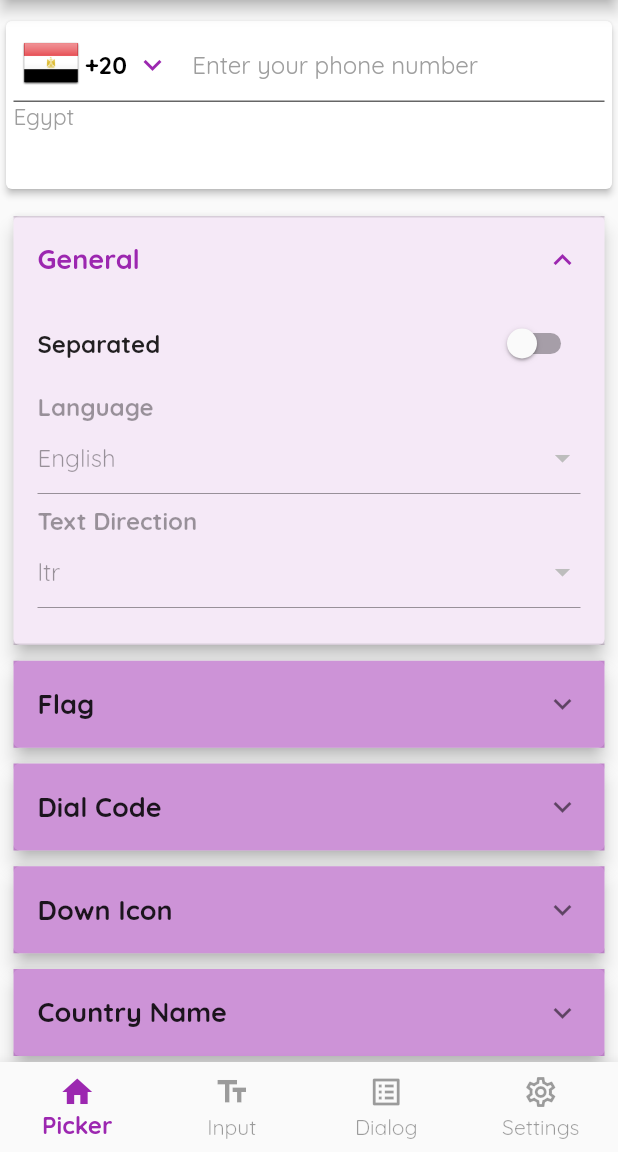
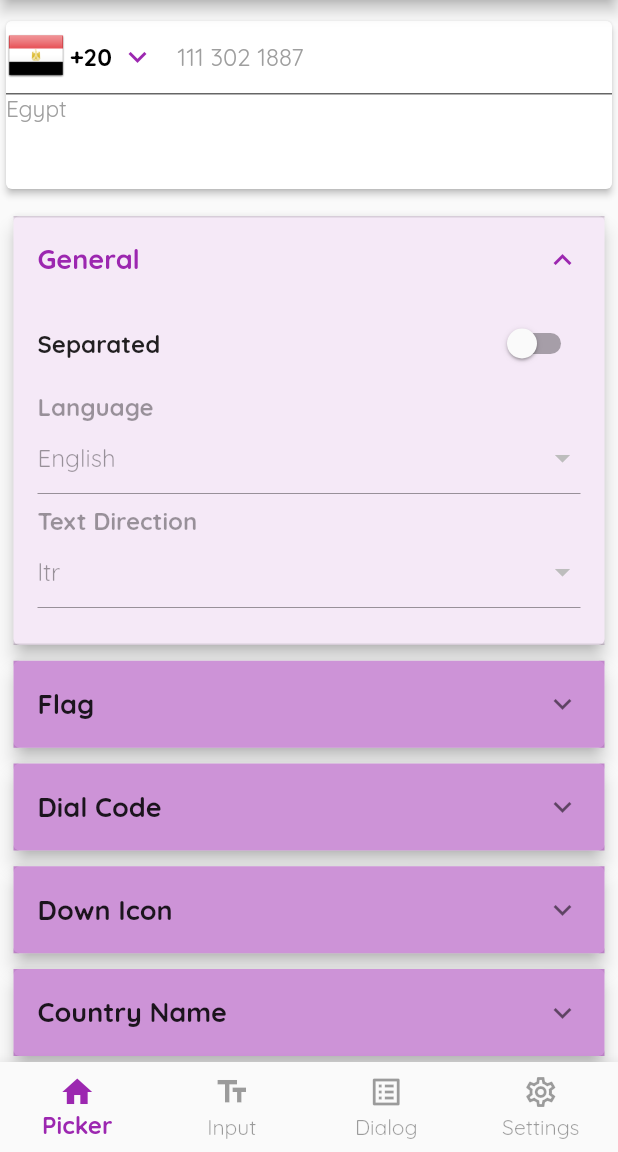
Before and after one commit to AmremadDev/country-list-picker, a Flutter app: the HomePage screen opened directly, on a phone screen of 412 x 824 dp, the part 84-1236 px from its top. Run offline on Flutter 3.47's test engine with Material 2 defaults, Android fonts, the phone set to English and light mode, and no system bars; our stand-ins replace mask_text_input_formatter; missing offline and left inert: dart_code_viewer2.

Commit message:
fix margin, padding, and autoHint and autoMask added

```diff
--- a/lib/src/country_list_picker.dart
+++ b/lib/src/country_list_picker.dart
@@ -47,8 +47,9 @@ class CountryListPicker extends StatefulWidget {
     this.isShowDownIcon = true,
     this.isShowInputField = true,
     // Style
-    this.margin = const EdgeInsets.all(5.0),
-    this.padding = const EdgeInsets.all(0.0),
+    // @Deprecated("The margin variable is no longer used")
+    this.margin, //= const EdgeInsets.all(5.0),
+    this.padding, //= const EdgeInsets.all(0.0),
     this.border = const UnderlineInputBorder(),
     this.diallingCodeStyle = const TextStyle(fontSize: 16, fontWeight: FontWeight.bold),
     this.countryNameStyle = const TextStyle(fontSize: 15, color: Colors.grey),
@@ -130,10 +131,10 @@ class CountryListPicker extends StatefulWidget {
   final bool isShowInputField;
 
   /// Empty space to surround the [CountryListPicker].
-  final EdgeInsetsGeometry margin;
+  final EdgeInsetsGeometry? margin;
 
   /// Empty space to inscribe inside the [CountryListPicker].
-  final EdgeInsetsGeometry padding;
+  final EdgeInsetsGeometry? padding;
 
   /// The shape of the border to be drawn around the [CountryListPicker] can be defined using the [border] variable.
   ///
@@ -230,18 +231,18 @@ class _CountryListPickerState extends State<CountryListPicker> {
             (element) => element.iso_3166_1_alpha3 == selectedCountry!.iso_3166_1_alpha3);
     return Directionality(
       textDirection: widget.textDirection ?? Directionality.of(context),
-      child: Container(
-        margin: widget.margin,
       child: Column(
         crossAxisAlignment: CrossAxisAlignment.start,
         children: [
           Container(
-              padding: EdgeInsets.only(
-                top: (widget.padding as EdgeInsets).top,
-                right: (widget.padding as EdgeInsets).right + 5.0,
-                bottom: (widget.padding as EdgeInsets).bottom,
-                left: (widget.padding as EdgeInsets).left + 5.0,
-              ),
+            margin: widget.margin,
+            padding: widget.padding,
+            // padding: EdgeInsets.only(
+            //   top: (widget.padding as EdgeInsets).top,
+            //   right: (widget.padding as EdgeInsets).right + 5.0,
+            //   bottom: (widget.padding as EdgeInsets).bottom,
+            //   left: (widget.padding as EdgeInsets).left + 5.0,
+            // ),
             decoration: BoxDecoration(
                 borderRadius: widget.border.isOutline ? BorderRadius.circular(4) : null,
                 border: (widget.inputTheme.border == InputBorder.none ||
@@ -273,12 +274,22 @@ class _CountryListPickerState extends State<CountryListPicker> {
                   ),
                   if (widget.isShowInputField == true)
                     InputField(
+                      // here worning
+                      // need to take action when country changed, what can i do in the input value
                       inputTheme: widget.inputTheme,
                       controller: widget.controller,
+                      mask: widget.inputTheme.autoMask == false
+                          ? widget.inputTheme.mask
+                          : selectedCountry!.default_number_format,
+                      hint: widget.inputTheme.autoHint == false
+                          ? widget.inputTheme.hintText
+                          : selectedCountry!.local_number_sample,
                       onChanged: (value) {
                         if (widget.onChanged != null) {
                           String unMaskedText = MaskTextInputFormatter(
-                                mask: widget.inputTheme.mask,
+                              mask: widget.inputTheme.autoMask == false
+                                  ? widget.inputTheme.mask
+                                  : selectedCountry!.default_number_format,
                               initialText: value,
                               filter: {"#": RegExp(r'[0-9]')}).getUnmaskedText();
 
@@ -325,7 +336,6 @@ class _CountryListPickerState extends State<CountryListPicker> {
                   overflow: TextOverflow.ellipsis),
             ),
         ],
-        ),
       ),
     );
   }
--- a/lib/src/theme/input_theme.dart
+++ b/lib/src/theme/input_theme.dart
@@ -41,6 +41,9 @@ class InputThemeData {
   ///the entered character By default # match to the number.
   final String? mask;
 
+  final bool autoHint;
+  final bool autoMask;
+
   const InputThemeData({
     this.contentPadding = const EdgeInsets.only(left: 12),
     this.border = InputBorder.none,
@@ -50,5 +53,7 @@ class InputThemeData {
     this.mask = "### #### ###",
     this.obscuringCharacter = '•',
     this.obscureText = false,
+    this.autoHint = true,
+    this.autoMask = true,
   });
 }
--- a/lib/src/widget/input_field.dart
+++ b/lib/src/widget/input_field.dart
@@ -5,8 +5,8 @@ import '../theme/input_theme.dart';
 export 'package:mask_text_input_formatter/mask_text_input_formatter.dart';
 
 class InputField extends StatelessWidget {
-  const InputField({
-    super.key,
+  const InputField(
+      {super.key,
       required this.inputTheme,
       this.onChanged,
       this.onSaved,
@@ -18,7 +18,8 @@ class InputField extends StatelessWidget {
       this.enabled,
       this.readOnly = false,
       this.focusNode,
-  });
+      this.hint,
+      this.mask});
 
   final InputThemeData inputTheme;
   final ValueChanged<String>? onChanged;
@@ -30,8 +31,10 @@ class InputField extends StatelessWidget {
   final String? initialValue;
   final bool? enabled;
   final bool readOnly;
+  final FocusNode? focusNode;
 
-  final FocusNode? focusNode;
+  final String? hint;
+  final String? mask;
   @override
   Widget build(BuildContext context) {
     return Flexible(
@@ -49,32 +52,31 @@ class InputField extends StatelessWidget {
         onFieldSubmitted: onFieldSubmitted,
         onTap: onTap,
         keyboardType: TextInputType.phone,
-        textAlign: Directionality.of(context) == TextDirection.ltr
-            ? TextAlign.left
-            : TextAlign.right,
+        textAlign:
+            Directionality.of(context) == TextDirection.ltr ? TextAlign.left : TextAlign.right,
         textDirection: TextDirection.ltr,
         style: inputTheme.style.copyWith(
-          color: inputTheme.style.color ??
-              Theme.of(context).inputDecorationTheme.focusColor,
+          color: inputTheme.style.color ?? Theme.of(context).inputDecorationTheme.focusColor,
           fontSize: inputTheme.style.fontSize ?? 16,
         ),
         inputFormatters: [
           MaskTextInputFormatter(
-              mask: inputTheme.mask, filter: {"#": RegExp(r'[0-9]')})
+              mask:
+                  //inputTheme.mask
+                  mask,
+              filter: {"#": RegExp(r'[0-9]')})
         ],
         decoration: InputDecoration(
           contentPadding: inputTheme.contentPadding,
-          hintText: inputTheme.hintText,
+          hintText: hint,
           hintStyle: inputTheme.hintStyle.copyWith(
-            fontSize:
-                inputTheme.hintStyle.fontSize ?? inputTheme.style.fontSize,
+            fontSize: inputTheme.hintStyle.fontSize ?? inputTheme.style.fontSize,
             color: inputTheme.hintStyle.color ?? Theme.of(context).hintColor,
           ),
           border: inputTheme.border == InputBorder.none
               ? InputBorder.none
               : inputTheme.border.copyWith(
-                  borderSide:
-                      BorderSide(color: Theme.of(context).hintColor, width: 1),
+                  borderSide: BorderSide(color: Theme.of(context).hintColor, width: 1),
                 ),
           focusedBorder: inputTheme.border == InputBorder.none
               ? InputBorder.none
```
Also changed, not shown: 1 other file. Lines whose indentation alone changed are shown as unchanged.
